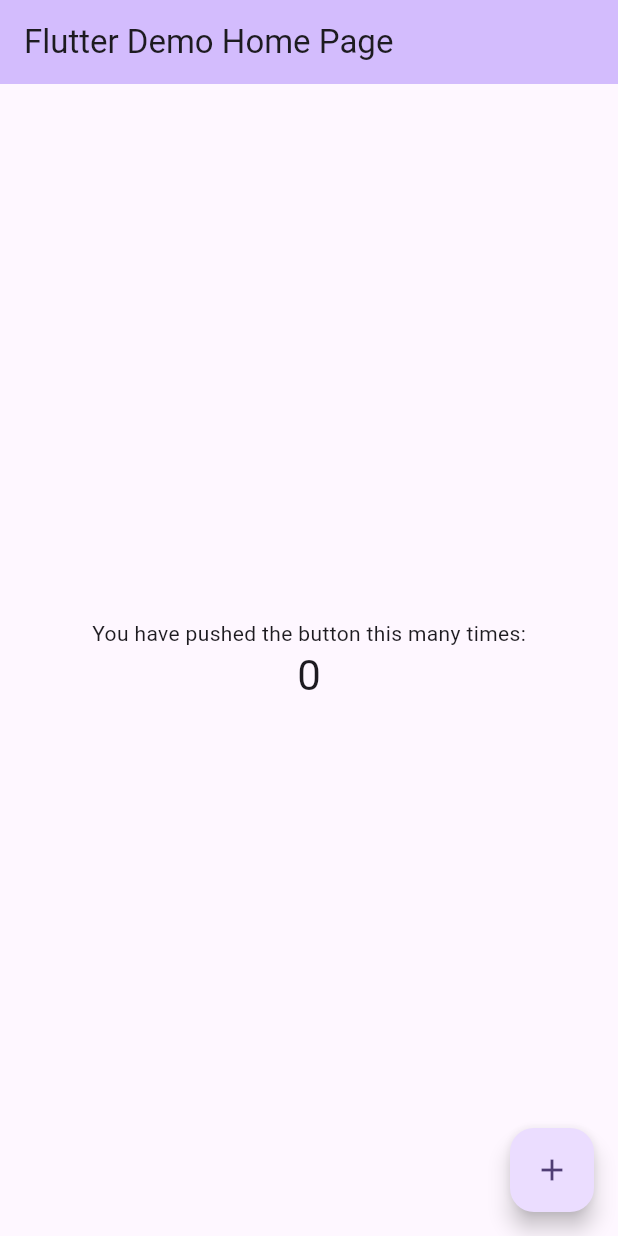
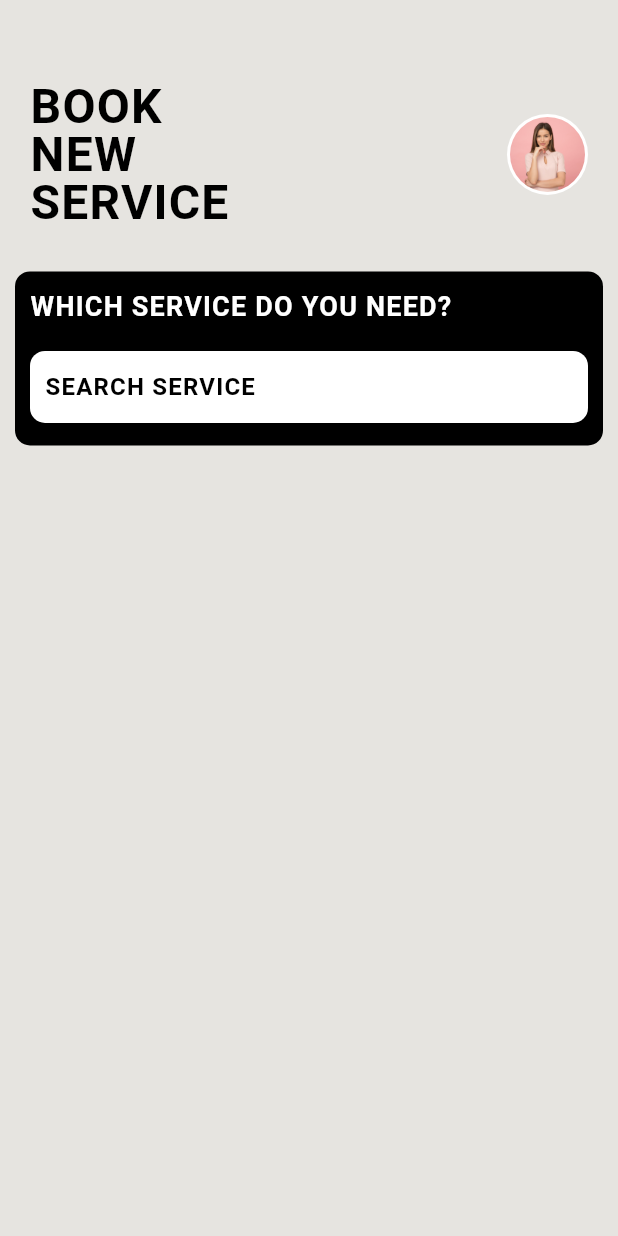
Before and after one commit to AbdulRahmanMudasser/flutter-service-provider, a Flutter app: the screen it shows after launch, on a phone screen of 412 x 824 dp. Run offline on Flutter 3.47's test engine with Material 3 defaults, Android fonts, the phone set to English and light mode, and no system bars; our stand-ins replace google_fonts; Roboto replaces fonts that are missing (Dosis).

Commit message:
top section, search section, added assets, added google fonts, set path for assets

```diff
--- a/lib/main.dart
+++ b/lib/main.dart
@@ -1,3 +1,4 @@
+import 'package:app/pages/home_page.dart';
 import 'package:flutter/material.dart';
 
 void main() {
@@ -7,119 +8,16 @@ void main() {
 class MyApp extends StatelessWidget {
   const MyApp({super.key});
 
-  // This widget is the root of your application.
   @override
   Widget build(BuildContext context) {
     return MaterialApp(
-      title: 'Flutter Demo',
+      title: 'Service Provider',
+      debugShowCheckedModeBanner: false,
       theme: ThemeData(
-        // This is the theme of your application.
-        //
-        // TRY THIS: Try running your application with "flutter run". You'll see
-        // the application has a purple toolbar. Then, without quitting the app,
-        // try changing the seedColor in the colorScheme below to Colors.green
-        // and then invoke "hot reload" (save your changes or press the "hot
-        // reload" button in a Flutter-supported IDE, or press "r" if you used
-        // the command line to start the app).
-        //
-        // Notice that the counter didn't reset back to zero; the application
-        // state is not lost during the reload. To reset the state, use hot
-        // restart instead.
-        //
-        // This works for code too, not just values: Most code changes can be
-        // tested with just a hot reload.
         colorScheme: ColorScheme.fromSeed(seedColor: Colors.deepPurple),
         useMaterial3: true,
       ),
-      home: const MyHomePage(title: 'Flutter Demo Home Page'),
+      home: const HomePage(),
     );
   }
 }
-
-class MyHomePage extends StatefulWidget {
-  const MyHomePage({super.key, required this.title});
-
-  // This widget is the home page of your application. It is stateful, meaning
-  // that it has a State object (defined below) that contains fields that affect
-  // how it looks.
-
-  // This class is the configuration for the state. It holds the values (in this
-  // case the title) provided by the parent (in this case the App widget) and
-  // used by the build method of the State. Fields in a Widget subclass are
-  // always marked "final".
-
-  final String title;
-
-  @override
-  State<MyHomePage> createState() => _MyHomePageState();
-}
-
-class _MyHomePageState extends State<MyHomePage> {
-  int _counter = 0;
-
-  void _incrementCounter() {
-    setState(() {
-      // This call to setState tells the Flutter framework that something has
-      // changed in this State, which causes it to rerun the build method below
-      // so that the display can reflect the updated values. If we changed
-      // _counter without calling setState(), then the build method would not be
-      // called again, and so nothing would appear to happen.
-      _counter++;
-    });
-  }
-
-  @override
-  Widget build(BuildContext context) {
-    // This method is rerun every time setState is called, for instance as done
-    // by the _incrementCounter method above.
-    //
-    // The Flutter framework has been optimized to make rerunning build methods
-    // fast, so that you can just rebuild anything that needs updating rather
-    // than having to individually change instances of widgets.
-    return Scaffold(
-      appBar: AppBar(
-        // TRY THIS: Try changing the color here to a specific color (to
-        // Colors.amber, perhaps?) and trigger a hot reload to see the AppBar
-        // change color while the other colors stay the same.
-        backgroundColor: Theme.of(context).colorScheme.inversePrimary,
-        // Here we take the value from the MyHomePage object that was created by
-        // the App.build method, and use it to set our appbar title.
-        title: Text(widget.title),
-      ),
-      body: Center(
-        // Center is a layout widget. It takes a single child and positions it
-        // in the middle of the parent.
-        child: Column(
-          // Column is also a layout widget. It takes a list of children and
-          // arranges them vertically. By default, it sizes itself to fit its
-          // children horizontally, and tries to be as tall as its parent.
-          //
-          // Column has various properties to control how it sizes itself and
-          // how it positions its children. Here we use mainAxisAlignment to
-          // center the children vertically; the main axis here is the vertical
-          // axis because Columns are vertical (the cross axis would be
-          // horizontal).
-          //
-          // TRY THIS: Invoke "debug painting" (choose the "Toggle Debug Paint"
-          // action in the IDE, or press "p" in the console), to see the
-          // wireframe for each widget.
-          mainAxisAlignment: MainAxisAlignment.center,
-          children: <Widget>[
-            const Text(
-              'You have pushed the button this many times:',
-            ),
-            Text(
-              '$_counter',
-              style: Theme.of(context).textTheme.headlineMedium,
-            ),
-          ],
-        ),
-      ),
-      floatingActionButton: FloatingActionButton(
-        onPressed: _incrementCounter,
-        tooltip: 'Increment',
-        child: const Icon(Icons.add),
-      ), // This trailing comma makes auto-formatting nicer for build methods.
-    );
-  }
-}
--- /dev/null
+++ b/lib/pages/home_page.dart
@@ -0,0 +1,151 @@
+import 'package:flutter/material.dart';
+import 'package:google_fonts/google_fonts.dart';
+
+class HomePage extends StatefulWidget {
+  const HomePage({super.key});
+
+  @override
+  State<HomePage> createState() => _HomePageState();
+}
+
+class _HomePageState extends State<HomePage> {
+  @override
+  Widget build(BuildContext context) {
+    return Scaffold(
+      body: Container(
+        padding: EdgeInsets.only(
+          top: MediaQuery.of(context).size.height / 15,
+        ),
+        width: MediaQuery.of(context).size.width,
+        decoration: const BoxDecoration(
+          color: Color(0xffe6e4e0),
+        ),
+        child: Column(
+          crossAxisAlignment: CrossAxisAlignment.start,
+          children: [
+            // Top Most Section
+            Padding(
+              padding: const EdgeInsets.only(right: 20, left: 20),
+              child: Row(
+                mainAxisAlignment: MainAxisAlignment.spaceBetween,
+                children: [
+                  Column(
+                    crossAxisAlignment: CrossAxisAlignment.start,
+                    children: [
+                      Text(
+                        'BOOK',
+                        style: GoogleFonts.dosis(
+                          color: Colors.black,
+                          fontWeight: FontWeight.bold,
+                          fontSize: 32,
+                          letterSpacing: 0.8,
+                          height: 1,
+                        ),
+                      ),
+                      Text(
+                        'NEW',
+                        style: GoogleFonts.dosis(
+                          color: Colors.black,
+                          fontWeight: FontWeight.bold,
+                          fontSize: 32,
+                          letterSpacing: 0.8,
+                          height: 1,
+                        ),
+                      ),
+                      Text(
+                        'SERVICE',
+                        style: GoogleFonts.dosis(
+                          color: Colors.black,
+                          fontWeight: FontWeight.bold,
+                          fontSize: 32,
+                          letterSpacing: 0.8,
+                          height: 1,
+                        ),
+                      ),
+                    ],
+                  ),
+                  Container(
+                    decoration: const BoxDecoration(
+                      shape: BoxShape.circle,
+                      color: Colors.white,
+                    ),
+                    padding: const EdgeInsets.all(2),
+                    child: ClipRRect(
+                      borderRadius: BorderRadius.circular(30),
+                      child: Image.asset(
+                        'assets/images/girl.jpg',
+                        height: 50,
+                        width: 50,
+                        fit: BoxFit.cover,
+                      ),
+                    ),
+                  ),
+                ],
+              ),
+            ),
+
+            const SizedBox(height: 30),
+
+            // Top Section
+            Container(
+              padding: const EdgeInsets.symmetric(horizontal: 10, vertical: 15),
+              margin: const EdgeInsets.only(right: 10, left: 10),
+              decoration: BoxDecoration(
+                borderRadius: BorderRadius.circular(10),
+                color: Colors.black,
+              ),
+              child: Column(
+                crossAxisAlignment: CrossAxisAlignment.start,
+                children: [
+                  Text(
+                    'WHICH SERVICE DO YOU NEED?',
+                    style: GoogleFonts.dosis(
+                      color: Colors.white,
+                      fontWeight: FontWeight.bold,
+                      fontSize: 18,
+                      letterSpacing: 0.8,
+                      height: 1,
+                    ),
+                  ),
+
+                  const SizedBox(height: 20),
+
+                  // Search Service
+                  Container(
+                    padding: const EdgeInsets.only(right: 20),
+                    width: MediaQuery.of(context).size.width,
+                    decoration: const BoxDecoration(
+                      color: Colors.white,
+                      borderRadius: BorderRadius.all(Radius.circular(10))
+                    ),
+                    child: TextField(
+                      style: GoogleFonts.dosis(
+                        color: Colors.black,
+                        fontWeight: FontWeight.w600,
+                        fontSize: 16,
+                        letterSpacing: 0.8,
+                        height: 1,
+                      ),
+                      decoration: InputDecoration(
+                        contentPadding: const EdgeInsets.symmetric(horizontal: 10),
+                        border: InputBorder.none,
+                        hintText: 'SEARCH SERVICE',
+                        hintStyle: GoogleFonts.dosis(
+                          color: Colors.black,
+                          fontWeight: FontWeight.w600,
+                          fontSize: 16,
+                          letterSpacing: 0.8,
+                          height: 1,
+                        ),
+                      ),
+                    ),
+                  ),
+                ],
+              ),
+            ),
+          ],
+        ),
+      ),
+    );
+  }
+}
--- a/pubspec.yaml
+++ b/pubspec.yaml
@@ -36,6 +36,8 @@ dependencies:
   # Use with the CupertinoIcons class for iOS style icons.
   cupertino_icons: ^1.0.8
 
+  google_fonts: ^6.2.1
+
 dev_dependencies:
   flutter_test:
     sdk: flutter
@@ -59,8 +61,8 @@ flutter:
   uses-material-design: true
 
   # To add assets to your application, add an assets section, like this:
-  # assets:
-  #   - images/a_dot_burr.jpeg
+  assets:
+    - assets/images/
   #   - images/a_dot_ham.jpeg
 
   # An image asset can refer to one or more resolution-specific "variants", see
```
Also changed, not shown: assets/images/boy.jpg (added), assets/images/boy1.jpg (added), assets/images/cleaning.png (added), assets/images/cleaning1.jpg (added), assets/images/cleaning2.jpg (added), assets/images/girl.jpg (added), assets/images/laundry.png (added), assets/images/painting.png (added), assets/images/reparing.png (added), pubspec.lock, 1 other file.
